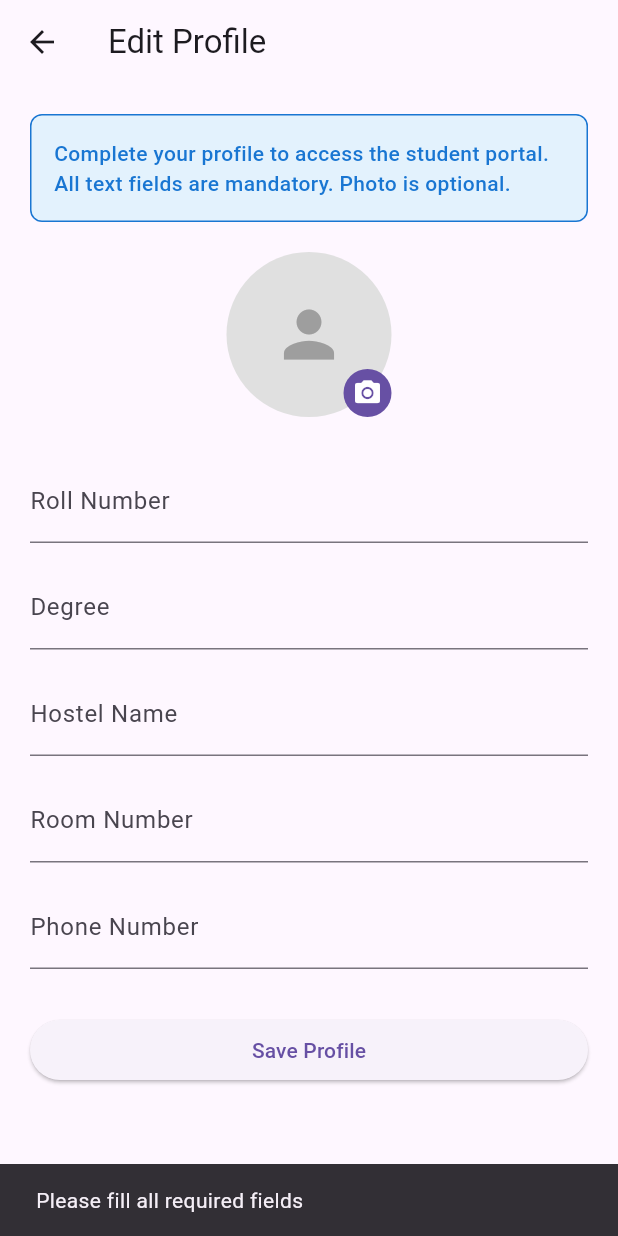
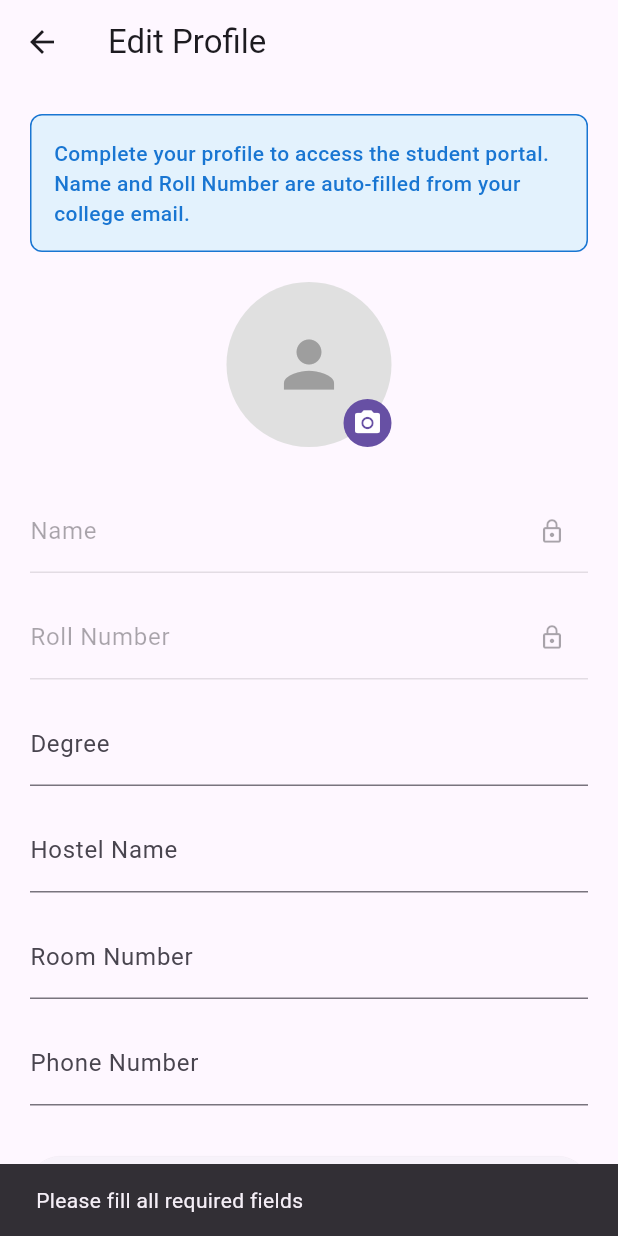
Before and after one commit to Snehashish-M/FINAL_gate_app, a Flutter app: the ProfileSetup screen opened directly, after a tap on "Save Profile", on a phone screen of 412 x 824 dp. Run offline on Flutter 3.47's test engine with Material 3 defaults, Android fonts, the phone set to English and light mode, and no system bars; our stand-ins replace cloud_firestore, firebase_auth, firebase_core, google_sign_in, image_picker, qr_flutter; accounts and stored records are empty.

Commit message:
name and rollnumber set as default

```diff
--- a/lib/screens/login_screen.dart
+++ b/lib/screens/login_screen.dart
@@ -79,9 +79,22 @@ class LoginScreen extends StatelessWidget {
         }
 
         // Set user data; only set role to "student" if no role exists yet
+        // Extract roll number from email prefix (e.g. 23ece1031 from 23ece1031@nitgoa.ac.in)
+        String email = user.email ?? "";
+        String rollNumber = email.contains("@") ? email.split("@")[0] : "";
+
+        // Extract name from display name by removing roll number + underscore prefix
+        // e.g. "23ece1031_SPARSH KESHAV RAUL" → "SPARSH KESHAV RAUL"
+        String displayName = user.displayName ?? "";
+        String name = displayName;
+        if (displayName.contains("_")) {
+          name = displayName.substring(displayName.indexOf("_") + 1).trim();
+        }
+
         Map<String, dynamic> userData = {
-          "name": user.displayName,
-          "email": user.email,
+          "name": name,
+          "email": email,
+          "rollNumber": rollNumber,
           "createdAt": Timestamp.now(),
         };
 
--- a/lib/screens/profile_setup.dart
+++ b/lib/screens/profile_setup.dart
@@ -17,14 +17,18 @@ class ProfileSetup extends StatefulWidget {
 
 class _ProfileSetupState extends State<ProfileSetup> {
 
-  final rollController = TextEditingController();
+  // Read-only fields (auto-filled from Google account + email)
+  String _name = "";
+  String _rollNumber = "";
+
+  // Editable fields
   final degreeController = TextEditingController();
   final hostelController = TextEditingController();
   final roomController = TextEditingController();
   final phoneController = TextEditingController();
 
   Uint8List? _imageBytes;
-  String? existingPhotoBase64; // base64 string from Firestore
+  String? existingPhotoBase64;
   String _photoStatus = "";
 
   final picker = ImagePicker();
@@ -37,7 +41,6 @@ class _ProfileSetupState extends State<ProfileSetup> {
 
   @override
   void dispose() {
-    rollController.dispose();
     degreeController.dispose();
     hostelController.dispose();
     roomController.dispose();
@@ -61,7 +64,9 @@ class _ProfileSetupState extends State<ProfileSetup> {
 
         var data = doc.data()!;
 
-        rollController.text = data["rollNumber"] ?? "";
+        _name = data["name"] ?? user.displayName ?? "";
+        _rollNumber = data["rollNumber"] ?? "";
+
         degreeController.text = data["degree"] ?? "";
         hostelController.text = data["hostel"] ?? "";
         roomController.text = data["roomNumber"] ?? "";
@@ -83,7 +88,6 @@ class _ProfileSetupState extends State<ProfileSetup> {
 
   Future pickImage() async {
 
-    // Compress: max 200x200 pixels, 70% quality → keeps size under 50KB
     final picked = await picker.pickImage(
       source: ImageSource.gallery,
       maxWidth: 200,
@@ -104,7 +108,6 @@ class _ProfileSetupState extends State<ProfileSetup> {
     }
   }
 
-  /// Get the photo to display as bytes (from picked image or existing base64)
   Uint8List? _getDisplayBytes() {
     if (_imageBytes != null) return _imageBytes;
     if (existingPhotoBase64 != null && existingPhotoBase64!.isNotEmpty) {
@@ -127,8 +130,7 @@ class _ProfileSetupState extends State<ProfileSetup> {
       return;
     }
 
-    if (rollController.text.isEmpty ||
-        degreeController.text.isEmpty ||
+    if (degreeController.text.isEmpty ||
         hostelController.text.isEmpty ||
         roomController.text.isEmpty ||
         phoneController.text.isEmpty) {
@@ -162,7 +164,6 @@ class _ProfileSetupState extends State<ProfileSetup> {
     );
 
     try {
-      // Encode photo as base64 string to store directly in Firestore
       String photoBase64 = existingPhotoBase64 ?? "";
 
       if (_imageBytes != null) {
@@ -174,7 +175,6 @@ class _ProfileSetupState extends State<ProfileSetup> {
           .doc(user.uid)
           .set({
 
-        "rollNumber": rollController.text,
         "degree": degreeController.text,
         "hostel": hostelController.text,
         "roomNumber": roomController.text,
@@ -183,7 +183,6 @@ class _ProfileSetupState extends State<ProfileSetup> {
 
       }, SetOptions(merge: true));
 
-      // Close loading dialog
       if (dialogContext != null && dialogContext!.mounted) {
         Navigator.of(dialogContext!).pop();
       }
@@ -200,7 +199,6 @@ class _ProfileSetupState extends State<ProfileSetup> {
         );
       }
 
-      // If first time setup, navigate to StudentDashboard
       if (widget.isFirstTime && mounted) {
         Navigator.pushReplacement(
           context,
@@ -214,7 +212,6 @@ class _ProfileSetupState extends State<ProfileSetup> {
     } catch (e) {
       debugPrint("Error saving profile: $e");
 
-      // Close loading dialog
       if (dialogContext != null && dialogContext!.mounted) {
         Navigator.of(dialogContext!).pop();
       }
@@ -253,7 +250,7 @@ class _ProfileSetupState extends State<ProfileSetup> {
                   border: Border.all(color: const Color(0xFF1976D2)),
                 ),
                 child: const Text(
-                  "Complete your profile to access the student portal. All text fields are mandatory. Photo is optional.",
+                  "Complete your profile to access the student portal. Name and Roll Number are auto-filled from your college email.",
                   style: TextStyle(
                     color: Color(0xFF1976D2),
                     fontWeight: FontWeight.w500,
@@ -264,7 +261,7 @@ class _ProfileSetupState extends State<ProfileSetup> {
             if (widget.isFirstTime)
               const SizedBox(height: 20),
 
-            // Photo preview — centered circle
+            // Photo preview
             Center(
               child: Stack(
                 children: [
@@ -303,7 +300,6 @@ class _ProfileSetupState extends State<ProfileSetup> {
 
             const SizedBox(height: 8),
 
-            // Photo status text
             if (_photoStatus.isNotEmpty)
               Center(
                 child: Text(
@@ -320,11 +316,26 @@ class _ProfileSetupState extends State<ProfileSetup> {
 
             const SizedBox(height: 20),
 
+            // Read-only: Name (from Google account)
             TextField(
-              controller: rollController,
+              controller: TextEditingController(text: _name),
+              decoration: const InputDecoration(
+                labelText: "Name",
+                suffixIcon: Icon(Icons.lock_outline, size: 18),
+              ),
+              enabled: false,
+            ),
+
+            const SizedBox(height: 15),
+
+            // Read-only: Roll Number (from email prefix)
+            TextField(
+              controller: TextEditingController(text: _rollNumber),
               decoration: const InputDecoration(
                 labelText: "Roll Number",
+                suffixIcon: Icon(Icons.lock_outline, size: 18),
               ),
+              enabled: false,
             ),
 
             const SizedBox(height: 15),
```
